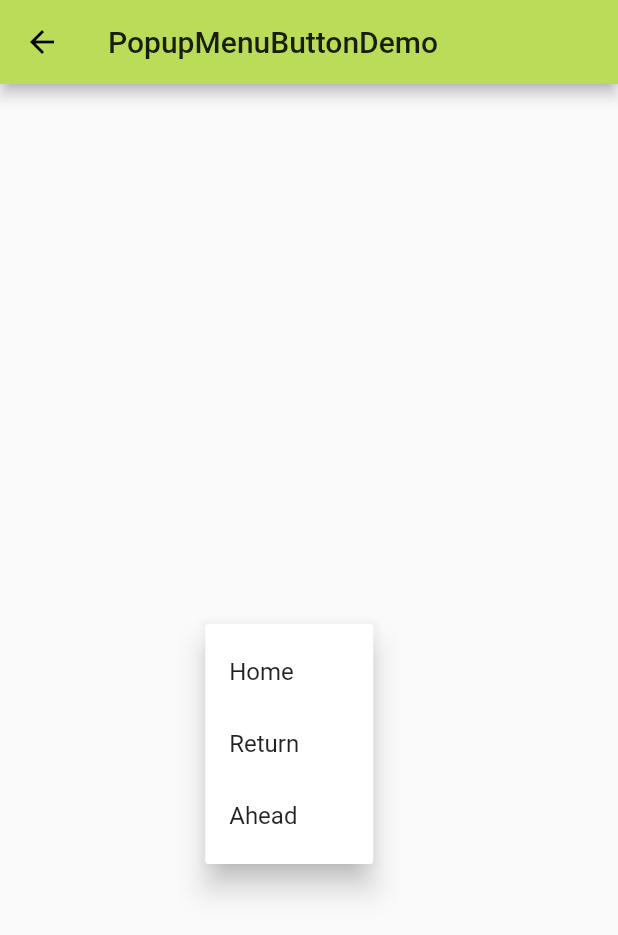
After one commit to crazyminy/flutter_app, a Flutter app: the PopupMenuButtonDemo screen opened directly, after a tap on the "more vert" icon, on a phone screen of 412 x 824 dp. The commit adds this screen. Shown: the top 935 px of the screen. Run offline on Flutter 3.47's test engine with Material 2 defaults, Android fonts, the phone set to English and light mode, and no system bars.

Commit message:
create popupMenuButton

```diff
--- a/lib/demo/material_component.dart
+++ b/lib/demo/material_component.dart
@@ -1,6 +1,7 @@
 import 'package:flutter/material.dart';
 import './button_demo.dart';
 import './floating_action_demo.dart';
+import './popup_menu_demo.dart';
 
 class MaterialComponent extends StatelessWidget {
   @override
@@ -14,6 +15,7 @@ class MaterialComponent extends StatelessWidget {
         children: <Widget>[
           ListItem(title:'FloatingActionButton',page:FloatingActionButtonDemo()),
           ListItem(title:'ButtonDemo',page:ButtonDemo()),
+          ListItem(title:'PopupMenuButton',page:PopupMenuButtonDemo()),
         ],
       ),
     );
--- /dev/null
+++ b/lib/demo/popup_menu_demo.dart
@@ -0,0 +1,54 @@
+import 'package:flutter/material.dart';
+
+class PopupMenuButtonDemo extends StatefulWidget {
+  @override
+  _PopupMenuButtonDemoState createState() => _PopupMenuButtonDemoState();
+}
+
+class _PopupMenuButtonDemoState extends State<PopupMenuButtonDemo> {
+
+  String _currentItem = "Home";
+
+  @override
+  Widget build(BuildContext context) {
+    return Scaffold(
+      appBar: AppBar(title: Text('PopupMenuButtonDemo'),),
+      body: Container(
+        padding: EdgeInsets.all(16.0),
+        child: Column(
+          mainAxisAlignment: MainAxisAlignment.center,
+          children: <Widget>[
+            Row(
+              mainAxisAlignment: MainAxisAlignment.center,
+              children: <Widget>[
+                Text(_currentItem),
+                PopupMenuButton(
+                  onSelected: (value){
+                    print(value);
+                    setState(() {
+                      _currentItem = value;
+                    });
+                  },
+                  itemBuilder:(BuildContext context)=>[
+                    PopupMenuItem(
+                      value: 'Home',
+                      child: Text('Home'),
+                    ),
+                    PopupMenuItem(
+                      value: 'Return',
+                      child: Text('Return'),
+                    ),
+                    PopupMenuItem(
+                      value: "Ahead",
+                      child: Text('Ahead'),
+                    ),
+                  ]
+                )
+              ],
+            )
+          ],
+        ),
+      ),
+    );
+  }
+}
```
